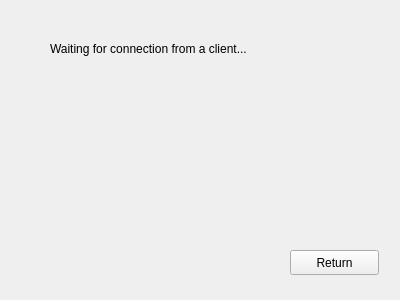
Above: src/JackLinkServer.ui from Msc-program/Jacklink before the change. Below: the same form after it.
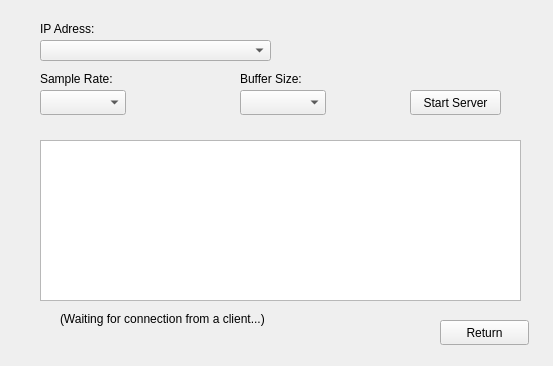
That is the form after the change.

Commit message: show ip selector in server mode

What changed in the file:
```diff
--- a/src/JackLinkServer.ui
+++ b/src/JackLinkServer.ui
@@ -6,8 +6,8 @@
    <rect>
     <x>0</x>
     <y>0</y>
-    <width>400</width>
-    <height>300</height>
+    <width>553</width>
+    <height>366</height>
    </rect>
   </property>
   <property name="windowTitle">
@@ -16,21 +16,21 @@
   <widget class="QLabel" name="label">
    <property name="geometry">
     <rect>
-     <x>50</x>
-     <y>40</y>
+     <x>60</x>
+     <y>310</y>
      <width>291</width>
      <height>17</height>
     </rect>
    </property>
    <property name="text">
-    <string>Waiting for connection from a client...</string>
+    <string>(Waiting for connection from a client...)</string>
    </property>
   </widget>
   <widget class="QPushButton" name="pushButton">
    <property name="geometry">
     <rect>
-     <x>290</x>
-     <y>250</y>
+     <x>440</x>
+     <y>320</y>
      <width>89</width>
      <height>25</height>
     </rect>
@@ -39,6 +39,98 @@
     <string>Return</string>
    </property>
   </widget>
+  <widget class="QComboBox" name="ipSelector">
+   <property name="geometry">
+    <rect>
+     <x>40</x>
+     <y>40</y>
+     <width>231</width>
+     <height>21</height>
+    </rect>
+   </property>
+  </widget>
+  <widget class="QLabel" name="label_2">
+   <property name="geometry">
+    <rect>
+     <x>40</x>
+     <y>20</y>
+     <width>71</width>
+     <height>17</height>
+    </rect>
+   </property>
+   <property name="text">
+    <string>IP Adress:</string>
+   </property>
+  </widget>
+  <widget class="QComboBox" name="comboBox_2">
+   <property name="geometry">
+    <rect>
+     <x>40</x>
+     <y>90</y>
+     <width>86</width>
+     <height>25</height>
+    </rect>
+   </property>
+  </widget>
+  <widget class="QComboBox" name="comboBox_3">
+   <property name="geometry">
+    <rect>
+     <x>240</x>
+     <y>90</y>
+     <width>86</width>
+     <height>25</height>
+    </rect>
+   </property>
+  </widget>
+  <widget class="QLabel" name="label_3">
+   <property name="geometry">
+    <rect>
+     <x>40</x>
+     <y>70</y>
+     <width>91</width>
+     <height>17</height>
+    </rect>
+   </property>
+   <property name="text">
+    <string>Sample Rate:</string>
+   </property>
+  </widget>
+  <widget class="QLabel" name="label_4">
+   <property name="geometry">
+    <rect>
+     <x>240</x>
+     <y>70</y>
+     <width>81</width>
+     <height>17</height>
+    </rect>
+   </property>
+   <property name="text">
+    <string>Buffer Size:</string>
+   </property>
+  </widget>
+  <widget class="QTextEdit" name="textEdit">
+   <property name="geometry">
+    <rect>
+     <x>40</x>
+     <y>140</y>
+     <width>481</width>
+     <height>161</height>
+    </rect>
+   </property>
+  </widget>
+  <widget class="QPushButton" name="pushButton_2">
+   <property name="geometry">
+    <rect>
+     <x>410</x>
+     <y>90</y>
+     <width>91</width>
+     <height>25</height>
+    </rect>
+   </property>
+   <property name="text">
+    <string>Start Server</string>
+   </property>
+  </widget>
  </widget>
  <resources/>
  <connections/>
```
The commit also changes 3 other files.
